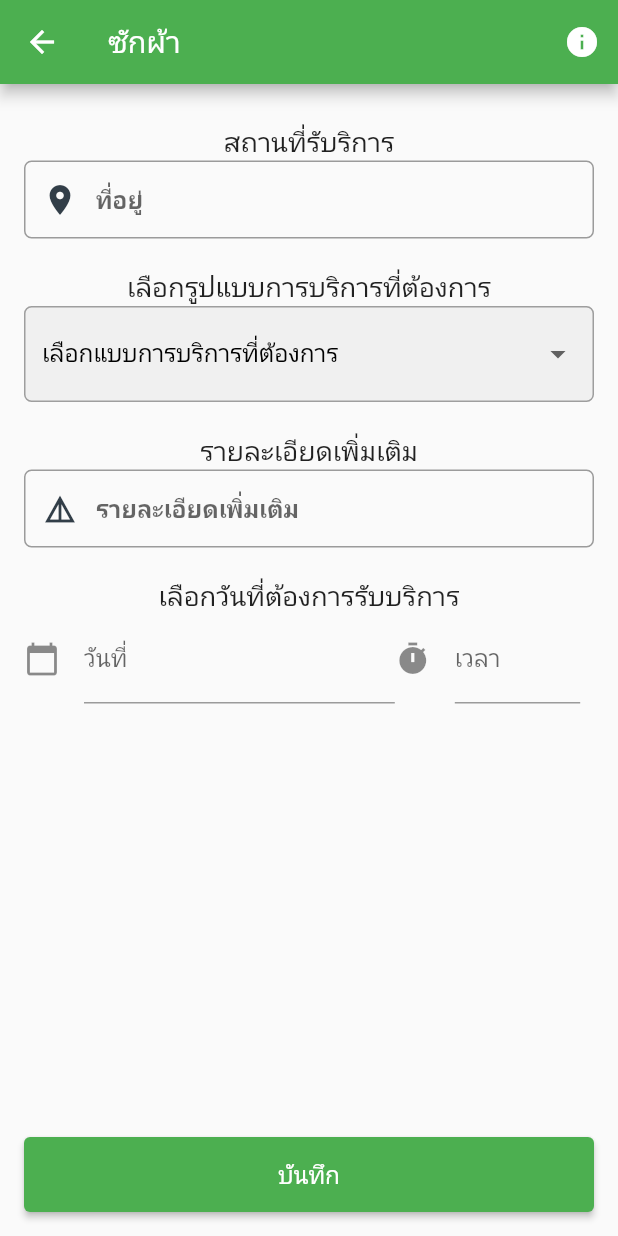
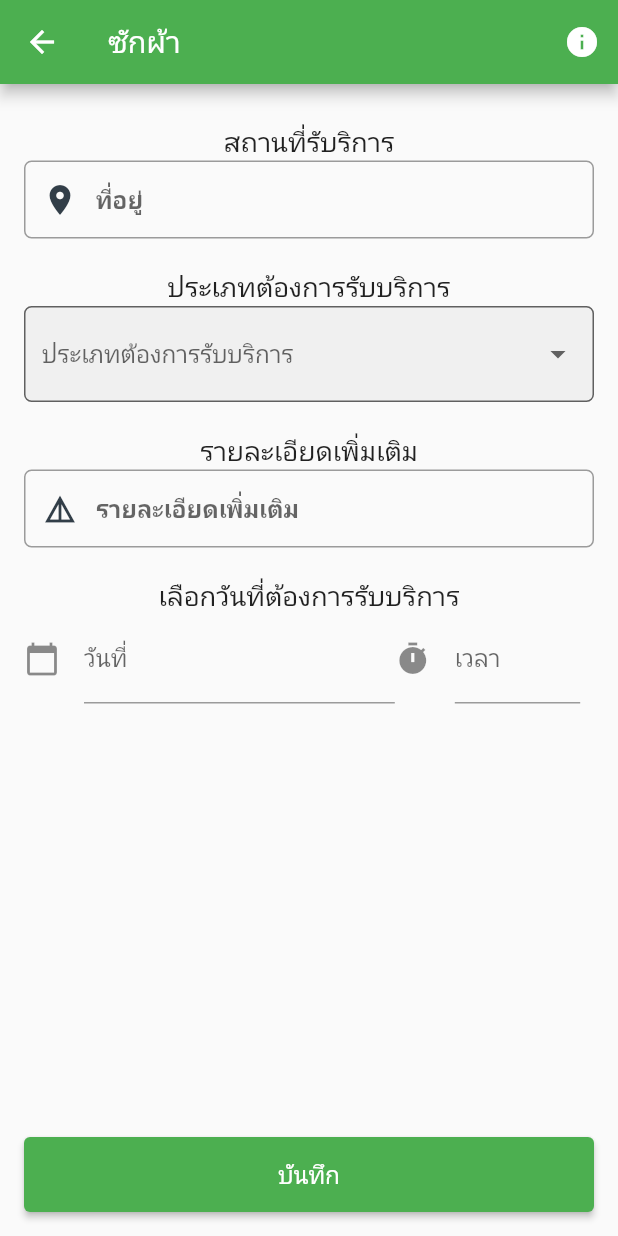
Before and after one commit to ReemWSW/maidservoceapp, a Flutter app: the screen it shows after launch, after a tap on "ซักผ้า", on a phone screen of 412 x 824 dp. Run offline on Flutter 3.47's test engine with Material 2 defaults, Android fonts, the phone set to English and light mode, and no system bars; our stand-ins replace another_flushbar, flutter_svg, shared_preferences; project files that could hold a hidden picture were left out.

Commit message:
form order

```diff
--- a/assets/json/select.json
+++ b/assets/json/select.json
@@ -1,17 +1,6 @@
 [
   {
     "name": "บริการซักผ้า",
-      "select": [
-        {
-          "label": "สถานที่ต้องการบริการ",
-          "button": "เลือกสถานที่ที่ต้องการ"
-        },
-        {
-          "label": "ประเภทที่ต้องการใช้บริการ",
-          "button": "เลือกประเภทที่ต้องการ"
-        }
-      ],
-      "type": {
     "head": "ประเภทต้องการรับบริการ",
     "select": [
       "น้ำอุณหภูมิธรรมดา",
@@ -19,21 +8,9 @@
       "น้ำอุณหภูมิร้อน",
       "รีดผ้า"
     ]
-      }
   },
   {
     "name": "บริการทำความสะอาดบ้าน",
-      "select": [
-        {
-          "label": "สถานที่ต้องการรับบริการ",
-          "button": "เลือกสถานที่ที่ต้องการ"
-        },
-        {
-          "label": "ขนาดที่ต้องการใช้บริการ",
-          "button": "เลือกขนาดที่ต้องการ "
-        }
-      ],
-      "type": {
     "head": "ขนาดที่ต้องการรับบริการ",
     "select": [
       "คอนโดไม่เกิน 40 ตร.ม.",
@@ -44,21 +21,9 @@
       "บ้าน 2 ชั้น",
       "บ้าน 3 ชั้น"
     ]
-      }
   },
   {
     "name": "บริการทำความสะอาดเฟอร์นิเจอร์",
-      "select": [
-        {
-          "label": "สถานที่ต้องการรับบริการ",
-          "button": "เลือกสถานที่ที่ต้องการ"
-        },
-        {
-          "label": "ประเภทที่ต้องการใช้บริการ",
-          "button": "เลือกประเภทที่ต้องการ"
-        }
-      ],
-      "type": {
     "head": "ประเภทที่ต้องการรับบริการ ",
     "select": [
       "ทำความสะอาดโซฟา",
@@ -69,21 +34,9 @@
       "ทำความสะอาดเครื่องเงิน-เครื่องทอง",
       "ทำความสะอาดตู้โชว์"
     ]
-      }
   },
   {
     "name": "บริการทำความสะอาดทั้งหมด",
-      "select": [
-        {
-          "label": "สถานที่ต้องการรับบริการ",
-          "button": "เลือกสถานที่ที่ต้องการ"
-        },
-        {
-          "label": "ขนาดที่ต้องการใช้บริการ",
-          "button": "เลือกขนาดที่ต้องการ"
-        }
-      ],
-      "type": {
     "head": "ขนาดที่ต้องการรับบริการ ",
     "select": [
       "คอนโดไม่เกิน 40 ตร.ม.",
@@ -95,5 +48,4 @@
       "บ้าน 3 ชั้น"
     ]
   }
-    }
 ]
--- a/lib/pages/home/order.dart
+++ b/lib/pages/home/order.dart
@@ -1,4 +1,7 @@
+import 'dart:convert';
+
 import 'package:flutter/material.dart';
+import 'package:flutter/services.dart';
 import 'package:intl/intl.dart';
 import 'package:maid/utils/enum.dart';
 import 'package:maid/widget/button_long.dart';
@@ -21,6 +24,8 @@ class OrderPage extends StatefulWidget {
 }
 
 class _OrderPageState extends State<OrderPage> {
+  final _formKey = GlobalKey<FormState>();
+
   final TextEditingController _timeController = TextEditingController();
   final TextEditingController _dateController = TextEditingController();
   final TextEditingController _addressController = TextEditingController();
@@ -33,6 +38,18 @@ class _OrderPageState extends State<OrderPage> {
   String? _address, _detail, _time, _date, _category;
   String? _typeSelected = null;
   int index = 0;
+
+  List? data;
+  List? filterData;
+  String? _head;
+
+  Future<String> loadJsonData() async {
+    var jsonText = await rootBundle.loadString('assets/json/select.json');
+    setState(() {
+      data = json.decode(jsonText);
+    });
+    return 'success';
+  }
 
   @override
   void initState() {
@@ -54,6 +71,7 @@ class _OrderPageState extends State<OrderPage> {
         _category = "ทำความสะอาดทั้งหมด";
         break;
     }
+    loadJsonData();
     super.initState();
   }
 
@@ -89,6 +107,12 @@ class _OrderPageState extends State<OrderPage> {
     );
 
     final addressTextfield = TextFieldCustom(
+      hintText: 'ที่อยู่',
+      icon: Icons.location_on,
+      controller: _addressController,
+      validator: addressValidate,
+      onSaved: (value) => _address = value,
+      readOnly: true,
       onTap: () async {
         _address = await Navigator.push(
           context,
@@ -100,11 +124,6 @@ class _OrderPageState extends State<OrderPage> {
           _addressController.text = _address!;
         });
       },
-      hintText: 'ที่อยู่',
-      icon: Icons.location_on,
-      controller: _addressController,
-      validator: addressValidate,
-      onSaved: (value) => _address = value,
     );
 
     final detailTextfield = TextFieldCustom(
@@ -130,17 +149,22 @@ class _OrderPageState extends State<OrderPage> {
       ),
       body: Container(
         margin: const EdgeInsets.all(16),
+        child: Form(
+          key: _formKey,
           child: Column(
             crossAxisAlignment: CrossAxisAlignment.center,
             mainAxisAlignment: MainAxisAlignment.spaceBetween,
             children: [
-            Column(
+              FutureBuilder(
+                future: loadJsonData(),
+                builder: (context, snapshot) => snapshot.hasData
+                    ? Column(
                         children: [
                           const SizedBox(height: 10),
                           label('สถานที่รับริการ'),
                           addressTextfield,
                           const SizedBox(height: 20),
-                label('เลือกรูปแบบการบริการที่ต้องการ'),
+                          label('${data![index]["head"]}'),
                           dropdownType(),
                           const SizedBox(height: 20),
                           label('รายละเอียดเพิ่มเติม'),
@@ -154,9 +178,12 @@ class _OrderPageState extends State<OrderPage> {
                             ],
                           ),
                         ],
+                      )
+                    : CircularProgressIndicator(),
               ),
               ButtonLong(label: 'บันทึก', onPressed: () {})
             ],
+          ),
         ),
       ),
     );
@@ -165,12 +192,7 @@ class _OrderPageState extends State<OrderPage> {
   DropdownButtonFormField<String> dropdownType() {
     return DropdownButtonFormField(
       decoration: InputDecoration(
-        labelText: "เลือกแบบการบริการที่ต้องการ",
-        labelStyle: const TextStyle(color: Colors.black),
-        enabledBorder: OutlineInputBorder(
-          borderSide: const BorderSide(color: Colors.grey, width: 1),
-          borderRadius: BorderRadius.circular(5),
-        ),
+        hintText: data![index]["head"],
         border: OutlineInputBorder(
           borderSide: const BorderSide(color: Colors.grey, width: 1),
           borderRadius: BorderRadius.circular(5),
```
Lines whose indentation alone changed are shown as unchanged.
